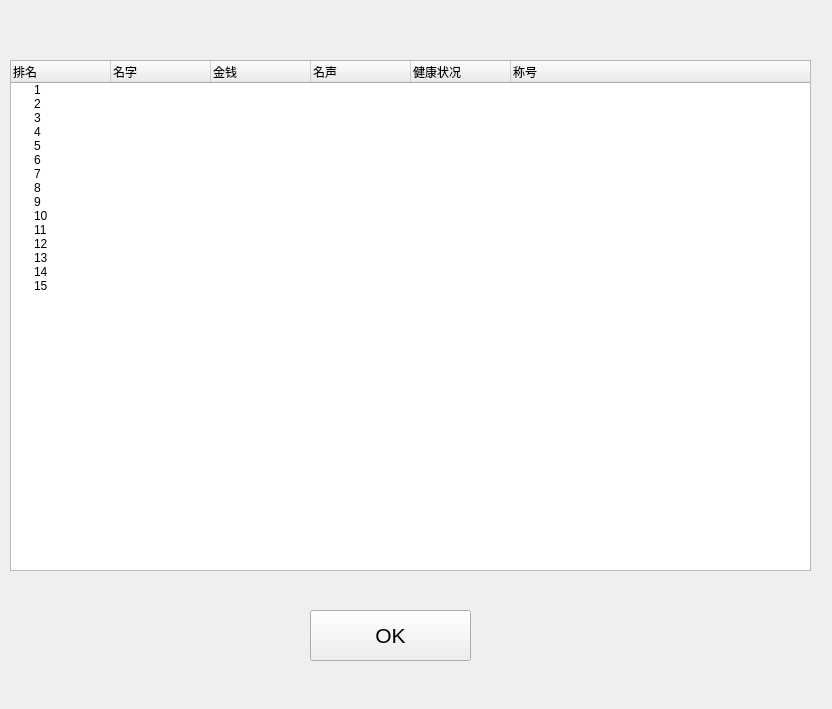
Old version of the form ranking.ui in the repository blackdover/shanghaifusheng.
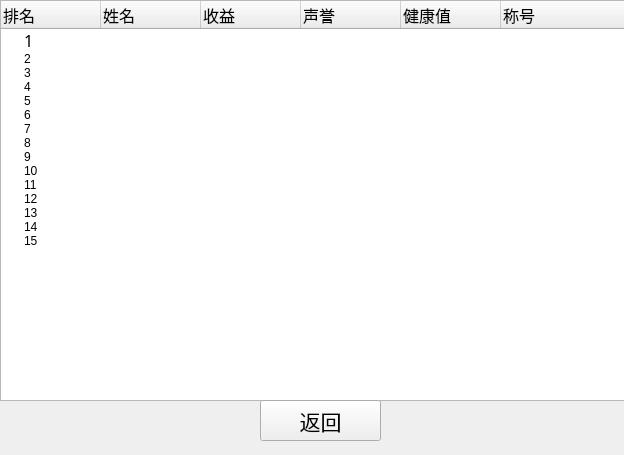
New version of the form.

Commit message: ranking ui更新

```diff
--- a/ranking.ui
+++ b/ranking.ui
@@ -6,8 +6,8 @@
    <rect>
     <x>0</x>
     <y>0</y>
-    <width>832</width>
-    <height>709</height>
+    <width>624</width>
+    <height>455</height>
    </rect>
   </property>
   <property name="windowTitle">
@@ -16,46 +16,85 @@
   <widget class="QTreeWidget" name="ranktreeWidget">
    <property name="geometry">
     <rect>
-     <x>10</x>
-     <y>60</y>
-     <width>801</width>
-     <height>511</height>
+     <x>0</x>
+     <y>0</y>
+     <width>631</width>
+     <height>401</height>
     </rect>
    </property>
    <column>
     <property name="text">
      <string>排名</string>
     </property>
+    <property name="font">
+     <font>
+      <pointsize>12</pointsize>
+     </font>
+    </property>
    </column>
    <column>
     <property name="text">
-     <string>名字</string>
+     <string>姓名</string>
     </property>
+    <property name="font">
+     <font>
+      <pointsize>12</pointsize>
+     </font>
+    </property>
    </column>
    <column>
     <property name="text">
-     <string>金钱</string>
+     <string>收益</string>
     </property>
+    <property name="font">
+     <font>
+      <pointsize>12</pointsize>
+     </font>
+    </property>
    </column>
    <column>
     <property name="text">
-     <string>名声</string>
+     <string>声誉</string>
     </property>
+    <property name="font">
+     <font>
+      <pointsize>12</pointsize>
+     </font>
+    </property>
    </column>
    <column>
     <property name="text">
-     <string>健康状况</string>
+     <string>健康值</string>
+    </property>
+    <property name="font">
+     <font>
+      <pointsize>12</pointsize>
+     </font>
     </property>
    </column>
    <column>
     <property name="text">
      <string>称号</string>
     </property>
+    <property name="font">
+     <font>
+      <pointsize>12</pointsize>
+     </font>
+    </property>
    </column>
    <item>
     <property name="text">
      <string>1</string>
     </property>
+    <property name="font">
+     <font>
+      <family>楷体</family>
+      <pointsize>12</pointsize>
+     </font>
+    </property>
+    <property name="text">
+     <string/>
+    </property>
    </item>
    <item>
     <property name="text">
@@ -131,10 +170,10 @@
   <widget class="QPushButton" name="pushButton">
    <property name="geometry">
     <rect>
-     <x>310</x>
-     <y>610</y>
-     <width>161</width>
-     <height>51</height>
+     <x>260</x>
+     <y>400</y>
+     <width>121</width>
+     <height>41</height>
     </rect>
    </property>
    <property name="font">
@@ -143,7 +182,7 @@
     </font>
    </property>
    <property name="text">
-    <string>OK</string>
+    <string>返回</string>
    </property>
   </widget>
  </widget>
```
The commit also changes 1 other file.
